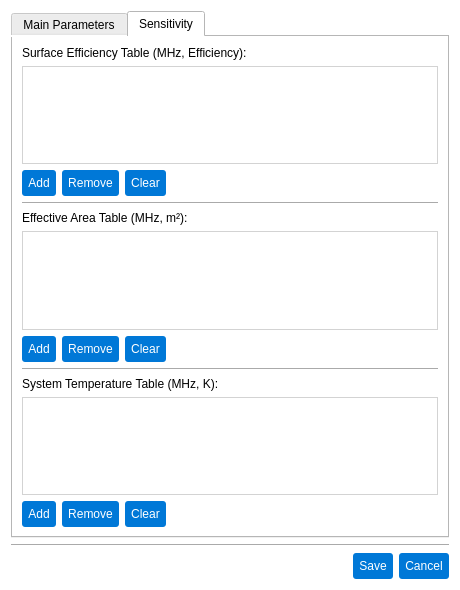
First picture: the form in pastrocore/gui_pyside/dialog_editor_telescope.ui, repository Torward1024/pAstroCORE, before the edit.
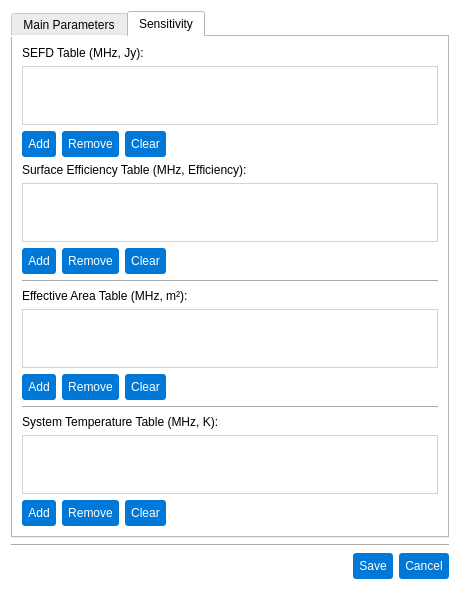
Second picture: the form after the edit. The open tabs and pages were chosen to show the change. Icons and pictures are not drawn.

What changed in the file:
```diff
--- a/pastrocore/gui_pyside/dialog_editor_telescope.ui
+++ b/pastrocore/gui_pyside/dialog_editor_telescope.ui
@@ -55,177 +55,10 @@
        <string>Main Parameters</string>
       </attribute>
       <layout class="QGridLayout" name="gridLayout">
-       <item row="2" column="0">
-        <widget class="QLabel" name="labelSefdTable">
-         <property name="font">
-          <font>
-           <family>Arial</family>
-           <pointsize>9</pointsize>
-           <bold>false</bold>
-          </font>
-         </property>
-         <property name="text">
-          <string>SEFD Table (MHz, Jy):</string>
-         </property>
-        </widget>
-       </item>
-       <item row="4" column="0">
-        <layout class="QHBoxLayout" name="sefdButtonLayout">
-         <item>
-          <widget class="QPushButton" name="addSefdButton">
-           <property name="styleSheet">
-            <string notr="true">QPushButton {
-    background-color: #0078d7;
-    color: #ffffff;
-    padding: 6px;
-    border-radius: 3px;
-    border: none;
-}
-QPushButton:hover {
-    background-color: #1a8cff; /* Светлее при наведении */
-}
-QPushButton:pressed {
-    background-color: #005bb5; /* Темнее при нажатии */
-    padding-top: 7px; /* Легкое смещение вниз для эффекта &quot;продавливания&quot; */
-    padding-bottom: 5px;
-}</string>
-           </property>
-           <property name="text">
-            <string>Add</string>
-           </property>
-          </widget>
-         </item>
-         <item>
-          <widget class="QPushButton" name="removeSefdButton">
-           <property name="styleSheet">
-            <string notr="true">QPushButton {
-    background-color: #0078d7;
-    color: #ffffff;
-    padding: 6px;
-    border-radius: 3px;
-    border: none;
-}
-QPushButton:hover {
-    background-color: #1a8cff; /* Светлее при наведении */
-}
-QPushButton:pressed {
-    background-color: #005bb5; /* Темнее при нажатии */
-    padding-top: 7px; /* Легкое смещение вниз для эффекта &quot;продавливания&quot; */
-    padding-bottom: 5px;
-}</string>
-           </property>
-           <property name="text">
-            <string>Remove</string>
-           </property>
-          </widget>
-         </item>
-         <item>
-          <widget class="QPushButton" name="clearSefdButton">
-           <property name="styleSheet">
-            <string notr="true">QPushButton {
-    background-color: #0078d7;
-    color: #ffffff;
-    padding: 6px;
-    border-radius: 3px;
-    border: none;
-}
-QPushButton:hover {
-    background-color: #1a8cff; /* Светлее при наведении */
-}
-QPushButton:pressed {
-    background-color: #005bb5; /* Темнее при нажатии */
-    padding-top: 7px; /* Легкое смещение вниз для эффекта &quot;продавливания&quot; */
-    padding-bottom: 5px;
-}</string>
-           </property>
-           <property name="text">
-            <string>Clear</string>
-           </property>
-          </widget>
-         </item>
-         <item>
-          <spacer name="horizontalSpacerSefd">
-           <property name="orientation">
-            <enum>Qt::Orientation::Horizontal</enum>
-           </property>
-           <property name="sizeHint" stdset="0">
-            <size>
-             <width>40</width>
-             <height>20</height>
-            </size>
-           </property>
-          </spacer>
-         </item>
-        </layout>
-       </item>
-       <item row="3" column="0">
-        <widget class="QTableView" name="sefdTable">
-         <property name="styleSheet">
-          <string notr="true">/* QTableView and QHeaderView styles for pAstroCORE */
-
-/* Table View */
-QTableView, QTableWidget {
-    background-color: #ffffff;
-    gridline-color: #d3d3d3;
-    color: #333333;
-    font-family: Arial, sans-serif;
-    font-size: 9pt;
-    border: 1px solid #d3d3d3; /* External border for table */
-}
-
-QTableView::item:selected, QTableWidget::item:selected {
-    background-color: #0078d7;
-    color: #ffffff;
-}
-
-QTableView::item:hover, QTableWidget::item:hover {
-    background-color: #1a8cff;
-    color: #ffffff;
-}
-
-/* Header View */
-QHeaderView {
-    background-color: #f9f9f9;
-    border: none; /* No external border to avoid doubling with QTableView */
-    border-bottom: 1px solid #d3d3d3; /* Bottom border to separate from content */
-}
-
-QHeaderView::section {
-    background-color: #f9f9f9;
-    color: #333333;
-    border-bottom: none; /* No bottom border, handled by QHeaderView */
-    border-right: none; /* Avoid doubling with adjacent sections */
-    border-left: none; /* Clean look */
-    border-top: none; /* Clean look */
-    padding: 4px;
-    font-family: Arial, sans-serif;
-    font-size: 9pt;
-}
-
-QHeaderView::section:horizontal {
-    border-right: 1px solid #d3d3d3; /* Separator between columns */
-}
-
-QHeaderView::section:vertical {
-    border-bottom: 1px solid #d3d3d3; /* Separator between rows */
-}
-
-QHeaderView::section:hover {
-    background-color: #1a8cff;
-    color: #ffffff;
-}</string>
-         </property>
-         <property name="editTriggers">
-          <set>QAbstractItemView::EditTrigger::DoubleClicked|QAbstractItemView::EditTrigger::EditKeyPressed</set>
-         </property>
-         <property name="alternatingRowColors">
-          <bool>true</bool>
-         </property>
-         <property name="selectionMode">
-          <enum>QAbstractItemView::SelectionMode::SingleSelection</enum>
-         </property>
-         <property name="selectionBehavior">
-          <enum>QAbstractItemView::SelectionBehavior::SelectRows</enum>
+       <item row="1" column="0">
+        <widget class="Line" name="line_4">
+         <property name="orientation">
+          <enum>Qt::Orientation::Horizontal</enum>
          </property>
         </widget>
        </item>
@@ -269,13 +102,6 @@
            </property>
           </widget>
          </item>
-         <item row="1" column="0">
-          <widget class="QLabel" name="labelName">
-           <property name="text">
-            <string>Name:</string>
-           </property>
-          </widget>
-         </item>
          <item row="1" column="1">
           <widget class="QLineEdit" name="nameEdit">
            <property name="styleSheet">
@@ -1551,23 +1377,33 @@
            </property>
           </widget>
          </item>
+         <item row="1" column="0">
+          <widget class="QLabel" name="labelName">
+           <property name="text">
+            <string>Name:</string>
+           </property>
+          </widget>
+         </item>
         </layout>
        </item>
-       <item row="1" column="0">
-        <widget class="Line" name="line_4">
-         <property name="orientation">
-          <enum>Qt::Orientation::Horizontal</enum>
-         </property>
-        </widget>
-       </item>
       </layout>
      </widget>
      <widget class="QWidget" name="tab_2">
+      <property name="enabled">
+       <bool>true</bool>
+      </property>
       <attribute name="title">
        <string>Sensitivity</string>
       </attribute>
       <layout class="QGridLayout" name="gridLayout_3">
-       <item row="0" column="0">
+       <item row="7" column="0" colspan="2">
+        <widget class="Line" name="line_2">
+         <property name="orientation">
+          <enum>Qt::Orientation::Horizontal</enum>
+         </property>
+        </widget>
+       </item>
+       <item row="4" column="0">
         <widget class="QLabel" name="labelSurfaceEfficiencyTable">
          <property name="font">
           <font>
@@ -1581,125 +1417,8 @@
          </property>
         </widget>
        </item>
-       <item row="8" column="0">
-        <widget class="QLabel" name="labelSystemTemperatureTable">
-         <property name="font">
-          <font>
-           <family>Arial</family>
-           <pointsize>9</pointsize>
-           <bold>false</bold>
-          </font>
-         </property>
-         <property name="text">
-          <string>System Temperature Table (MHz, K):</string>
-         </property>
-        </widget>
-       </item>
-       <item row="4" column="0">
-        <widget class="QLabel" name="labelEffectiveAreaTable">
-         <property name="font">
-          <font>
-           <family>Arial</family>
-           <pointsize>9</pointsize>
-           <bold>false</bold>
-          </font>
-         </property>
-         <property name="text">
-          <string>Effective Area Table (MHz, m²):</string>
-         </property>
-        </widget>
-       </item>
-       <item row="10" column="0">
-        <layout class="QHBoxLayout" name="systemTemperatureButtonLayout">
-         <item>
-          <widget class="QPushButton" name="addSystemTemperatureButton">
-           <property name="styleSheet">
-            <string notr="true">QPushButton {
-    background-color: #0078d7;
-    color: #ffffff;
-    padding: 6px;
-    border-radius: 3px;
-    border: none;
-}
-QPushButton:hover {
-    background-color: #1a8cff; /* Светлее при наведении */
-}
-QPushButton:pressed {
-    background-color: #005bb5; /* Темнее при нажатии */
-    padding-top: 7px; /* Легкое смещение вниз для эффекта &quot;продавливания&quot; */
-    padding-bottom: 5px;
-}</string>
-           </property>
-           <property name="text">
-            <string>Add</string>
-           </property>
-          </widget>
-         </item>
-         <item>
-          <widget class="QPushButton" name="removeSystemTemperatureButton">
-           <property name="styleSheet">
-            <string notr="true">QPushButton {
-    background-color: #0078d7;
-    color: #ffffff;
-    padding: 6px;
-    border-radius: 3px;
-    border: none;
-}
-QPushButton:hover {
-    background-color: #1a8cff; /* Светлее при наведении */
-}
-QPushButton:pressed {
-    background-color: #005bb5; /* Темнее при нажатии */
-    padding-top: 7px; /* Легкое смещение вниз для эффекта &quot;продавливания&quot; */
-    padding-bottom: 5px;
-}</string>
-           </property>
-           <property name="text">
-            <string>Remove</string>
-           </property>
-          </widget>
-         </item>
-         <item>
-          <widget class="QPushButton" name="clearSystemTemperatureButton">
-           <property name="styleSheet">
-            <string notr="true">QPushButton {
-    background-color: #0078d7;
-    color: #ffffff;
-    padding: 6px;
-    border-radius: 3px;
-    border: none;
-}
-QPushButton:hover {
-    background-color: #1a8cff; /* Светлее при наведении */
-}
-QPushButton:pressed {
-    background-color: #005bb5; /* Темнее при нажатии */
-    padding-top: 7px; /* Легкое смещение вниз для эффекта &quot;продавливания&quot; */
-    padding-bottom: 5px;
-}</string>
-           </property>
-           <property name="text">
-            <string>Clear</string>
-           </property>
-          </widget>
-         </item>
-         <item>
-          <spacer name="horizontalSpacerSystemTemperature">
-           <property name="orientation">
-            <enum>Qt::Orientation::Horizontal</enum>
-           </property>
-           <property name="sizeHint" stdset="0">
-            <size>
-             <width>40</width>
-             <height>20</height>
-            </size>
-           </property>
-          </spacer>
-         </item>
-        </layout>
-       </item>
-       <item row="5" column="0">
-        <widget class="QTableView" name="effectiveAreaTable">
+       <item row="2" column="0" colspan="2">
+        <widget class="QTableView" name="sefdTable">
          <property name="styleSheet">
           <string notr="true">/* QTableView and QHeaderView styles for pAstroCORE */
 
@@ -1769,78 +1488,21 @@
          </property>
         </widget>
        </item>
-       <item row="9" column="0">
-        <widget class="QTableView" name="systemTemperatureTable">
-         <property name="styleSheet">
-          <string notr="true">/* QTableView and QHeaderView styles for pAstroCORE */
-
-/* Table View */
-QTableView, QTableWidget {
-    background-color: #ffffff;
-    gridline-color: #d3d3d3;
-    color: #333333;
-    font-family: Arial, sans-serif;
-    font-size: 9pt;
-    border: 1px solid #d3d3d3; /* External border for table */
-}
-
-QTableView::item:selected, QTableWidget::item:selected {
-    background-color: #0078d7;
-    color: #ffffff;
-}
-
-QTableView::item:hover, QTableWidget::item:hover {
-    background-color: #1a8cff;
-    color: #ffffff;
-}
-
-/* Header View */
-QHeaderView {
-    background-color: #f9f9f9;
-    border: none; /* No external border to avoid doubling with QTableView */
-    border-bottom: 1px solid #d3d3d3; /* Bottom border to separate from content */
-}
-
-QHeaderView::section {
-    background-color: #f9f9f9;
-    color: #333333;
-    border-bottom: none; /* No bottom border, handled by QHeaderView */
-    border-right: none; /* Avoid doubling with adjacent sections */
-    border-left: none; /* Clean look */
-    border-top: none; /* Clean look */
-    padding: 4px;
-    font-family: Arial, sans-serif;
-    font-size: 9pt;
-}
-
-QHeaderView::section:horizontal {
-    border-right: 1px solid #d3d3d3; /* Separator between columns */
-}
-
-QHeaderView::section:vertical {
-    border-bottom: 1px solid #d3d3d3; /* Separator between rows */
-}
-
-QHeaderView::section:hover {
-    background-color: #1a8cff;
-    color: #ffffff;
-}</string>
+       <item row="0" column="0">
+        <widget class="QLabel" name="labelSefdTable">
+         <property name="font">
+          <font>
+           <family>Arial</family>
+           <pointsize>9</pointsize>
+           <bold>false</bold>
+          </font>
          </property>
-         <property name="editTriggers">
-          <set>QAbstractItemView::EditTrigger::DoubleClicked|QAbstractItemView::EditTrigger::EditKeyPressed</set>
+         <property name="text">
+          <string>SEFD Table (MHz, Jy):</string>
          </property>
-         <property name="alternatingRowColors">
-          <bool>true</bool>
-         </property>
-         <property name="selectionMode">
-          <enum>QAbstractItemView::SelectionMode::SingleSelection</enum>
-         </property>
-         <property name="selectionBehavior">
-          <enum>QAbstractItemView::SelectionBehavior::SelectRows</enum>
-         </property>
         </widget>
        </item>
-       <item row="1" column="0">
+       <item row="5" column="0" colspan="2">
         <widget class="QTableView" name="surfaceEfficiencyTable">
          <property name="autoFillBackground">
           <bool>false</bool>
@@ -1914,7 +1576,156 @@
          </property>
         </widget>
        </item>
-       <item row="6" column="0">
+       <item row="9" column="0" colspan="2">
+        <widget class="QTableView" name="effectiveAreaTable">
+         <property name="styleSheet">
+          <string notr="true">/* QTableView and QHeaderView styles for pAstroCORE */
+
+/* Table View */
+QTableView, QTableWidget {
+    background-color: #ffffff;
+    gridline-color: #d3d3d3;
+    color: #333333;
+    font-family: Arial, sans-serif;
+    font-size: 9pt;
+    border: 1px solid #d3d3d3; /* External border for table */
+}
+
+QTableView::item:selected, QTableWidget::item:selected {
+    background-color: #0078d7;
+    color: #ffffff;
+}
+
+QTableView::item:hover, QTableWidget::item:hover {
+    background-color: #1a8cff;
+    color: #ffffff;
+}
+
+/* Header View */
+QHeaderView {
+    background-color: #f9f9f9;
+    border: none; /* No external border to avoid doubling with QTableView */
+    border-bottom: 1px solid #d3d3d3; /* Bottom border to separate from content */
+}
+
+QHeaderView::section {
+    background-color: #f9f9f9;
+    color: #333333;
+    border-bottom: none; /* No bottom border, handled by QHeaderView */
+    border-right: none; /* Avoid doubling with adjacent sections */
+    border-left: none; /* Clean look */
+    border-top: none; /* Clean look */
+    padding: 4px;
+    font-family: Arial, sans-serif;
+    font-size: 9pt;
+}
+
+QHeaderView::section:horizontal {
+    border-right: 1px solid #d3d3d3; /* Separator between columns */
+}
+
+QHeaderView::section:vertical {
+    border-bottom: 1px solid #d3d3d3; /* Separator between rows */
+}
+
+QHeaderView::section:hover {
+    background-color: #1a8cff;
+    color: #ffffff;
+}</string>
+         </property>
+         <property name="editTriggers">
+          <set>QAbstractItemView::EditTrigger::DoubleClicked|QAbstractItemView::EditTrigger::EditKeyPressed</set>
+         </property>
+         <property name="alternatingRowColors">
+          <bool>true</bool>
+         </property>
+         <property name="selectionMode">
+          <enum>QAbstractItemView::SelectionMode::SingleSelection</enum>
+         </property>
+         <property name="selectionBehavior">
+          <enum>QAbstractItemView::SelectionBehavior::SelectRows</enum>
+         </property>
+        </widget>
+       </item>
+       <item row="11" column="0" colspan="2">
+        <widget class="Line" name="line">
+         <property name="orientation">
+          <enum>Qt::Orientation::Horizontal</enum>
+         </property>
+        </widget>
+       </item>
+       <item row="13" column="0" colspan="2">
+        <widget class="QTableView" name="systemTemperatureTable">
+         <property name="styleSheet">
+          <string notr="true">/* QTableView and QHeaderView styles for pAstroCORE */
+
+/* Table View */
+QTableView, QTableWidget {
+    background-color: #ffffff;
+    gridline-color: #d3d3d3;
+    color: #333333;
+    font-family: Arial, sans-serif;
+    font-size: 9pt;
+    border: 1px solid #d3d3d3; /* External border for table */
+}
+
+QTableView::item:selected, QTableWidget::item:selected {
+    background-color: #0078d7;
+    color: #ffffff;
+}
+
+QTableView::item:hover, QTableWidget::item:hover {
+    background-color: #1a8cff;
+    color: #ffffff;
+}
+
+/* Header View */
+QHeaderView {
+    background-color: #f9f9f9;
+    border: none; /* No external border to avoid doubling with QTableView */
+    border-bottom: 1px solid #d3d3d3; /* Bottom border to separate from content */
+}
+
+QHeaderView::section {
+    background-color: #f9f9f9;
+    color: #333333;
+    border-bottom: none; /* No bottom border, handled by QHeaderView */
+    border-right: none; /* Avoid doubling with adjacent sections */
+    border-left: none; /* Clean look */
+    border-top: none; /* Clean look */
+    padding: 4px;
+    font-family: Arial, sans-serif;
+    font-size: 9pt;
+}
+
+QHeaderView::section:horizontal {
+    border-right: 1px solid #d3d3d3; /* Separator between columns */
+}
+
+QHeaderView::section:vertical {
+    border-bottom: 1px solid #d3d3d3; /* Separator between rows */
+}
+
+QHeaderView::section:hover {
+    background-color: #1a8cff;
+    color: #ffffff;
+}</string>
+         </property>
+         <property name="editTriggers">
+          <set>QAbstractItemView::EditTrigger::DoubleClicked|QAbstractItemView::EditTrigger::EditKeyPressed</set>
+         </property>
+         <property name="alternatingRowColors">
+          <bool>true</bool>
+         </property>
+         <property name="selectionMode">
+          <enum>QAbstractItemView::SelectionMode::SingleSelection</enum>
+         </property>
+         <property name="selectionBehavior">
+          <enum>QAbstractItemView::SelectionBehavior::SelectRows</enum>
+         </property>
+        </widget>
+       </item>
+       <item row="10" column="0" colspan="2">
         <layout class="QHBoxLayout" name="effectiveAreaButtonLayout">
          <item>
           <widget class="QPushButton" name="addEffectiveAreaButton">
@@ -2003,14 +1814,7 @@
          </item>
         </layout>
        </item>
-       <item row="7" column="0">
-        <widget class="Line" name="line">
-         <property name="orientation">
-          <enum>Qt::Orientation::Horizontal</enum>
-         </property>
-        </widget>
-       </item>
-       <item row="2" column="0">
+       <item row="6" column="0" colspan="2">
         <layout class="QHBoxLayout" name="surfaceEfficiencyButtonLayout">
          <item>
           <widget class="QPushButton" name="addSurfaceEfficiencyButton">
@@ -2099,17 +1903,223 @@
          </item>
         </layout>
        </item>
+       <item row="12" column="0" colspan="2">
+        <widget class="QLabel" name="labelSystemTemperatureTable">
+         <property name="font">
+          <font>
+           <family>Arial</family>
+           <pointsize>9</pointsize>
+           <bold>false</bold>
+          </font>
+         </property>
+         <property name="text">
+          <string>System Temperature Table (MHz, K):</string>
+         </property>
+        </widget>
+       </item>
+       <item row="14" column="0" colspan="2">
+        <layout class="QHBoxLayout" name="systemTemperatureButtonLayout">
+         <item>
+          <widget class="QPushButton" name="addSystemTemperatureButton">
+           <property name="styleSheet">
+            <string notr="true">QPushButton {
+    background-color: #0078d7;
+    color: #ffffff;
+    padding: 6px;
+    border-radius: 3px;
+    border: none;
+}
+QPushButton:hover {
+    background-color: #1a8cff; /* Светлее при наведении */
+}
+QPushButton:pressed {
+    background-color: #005bb5; /* Темнее при нажатии */
+    padding-top: 7px; /* Легкое смещение вниз для эффекта &quot;продавливания&quot; */
+    padding-bottom: 5px;
+}</string>
+           </property>
+           <property name="text">
+            <string>Add</string>
+           </property>
+          </widget>
+         </item>
+         <item>
+          <widget class="QPushButton" name="removeSystemTemperatureButton">
+           <property name="styleSheet">
+            <string notr="true">QPushButton {
+    background-color: #0078d7;
+    color: #ffffff;
+    padding: 6px;
+    border-radius: 3px;
+    border: none;
+}
+QPushButton:hover {
+    background-color: #1a8cff; /* Светлее при наведении */
+}
+QPushButton:pressed {
+    background-color: #005bb5; /* Темнее при нажатии */
+    padding-top: 7px; /* Легкое смещение вниз для эффекта &quot;продавливания&quot; */
+    padding-bottom: 5px;
+}</string>
+           </property>
+           <property name="text">
+            <string>Remove</string>
+           </property>
+          </widget>
+         </item>
+         <item>
+          <widget class="QPushButton" name="clearSystemTemperatureButton">
+           <property name="styleSheet">
+            <string notr="true">QPushButton {
+    background-color: #0078d7;
+    color: #ffffff;
+    padding: 6px;
+    border-radius: 3px;
+    border: none;
+}
+QPushButton:hover {
+    background-color: #1a8cff; /* Светлее при наведении */
+}
+QPushButton:pressed {
+    background-color: #005bb5; /* Темнее при нажатии */
+    padding-top: 7px; /* Легкое смещение вниз для эффекта &quot;продавливания&quot; */
+    padding-bottom: 5px;
+}</string>
+           </property>
+           <property name="text">
+            <string>Clear</string>
+           </property>
+          </widget>
+         </item>
+         <item>
+          <spacer name="horizontalSpacerSystemTemperature">
+           <property name="orientation">
+            <enum>Qt::Orientation::Horizontal</enum>
+           </property>
+           <property name="sizeHint" stdset="0">
+            <size>
+             <width>40</width>
+             <height>20</height>
+            </size>
+           </property>
+          </spacer>
+         </item>
+        </layout>
+       </item>
+       <item row="8" column="0" colspan="2">
+        <widget class="QLabel" name="labelEffectiveAreaTable">
+         <property name="font">
+          <font>
+           <family>Arial</family>
+           <pointsize>9</pointsize>
+           <bold>false</bold>
+          </font>
+         </property>
+         <property name="text">
+          <string>Effective Area Table (MHz, m²):</string>
+         </property>
+        </widget>
+       </item>
        <item row="3" column="0">
-        <widget class="Line" name="line_2">
-         <property name="orientation">
-          <enum>Qt::Orientation::Horizontal</enum>
-         </property>
-        </widget>
+        <layout class="QHBoxLayout" name="sefdButtonLayout">
+         <item>
+          <widget class="QPushButton" name="addSefdButton">
+           <property name="styleSheet">
+            <string notr="true">QPushButton {
+    background-color: #0078d7;
+    color: #ffffff;
+    padding: 6px;
+    border-radius: 3px;
+    border: none;
+}
+QPushButton:hover {
+    background-color: #1a8cff; /* Светлее при наведении */
+}
+QPushButton:pressed {
+    background-color: #005bb5; /* Темнее при нажатии */
+    padding-top: 7px; /* Легкое смещение вниз для эффекта &quot;продавливания&quot; */
+    padding-bottom: 5px;
+}</string>
+           </property>
+           <property name="text">
+            <string>Add</string>
+           </property>
+          </widget>
+         </item>
+         <item>
+          <widget class="QPushButton" name="removeSefdButton">
+           <property name="styleSheet">
+            <string notr="true">QPushButton {
+    background-color: #0078d7;
+    color: #ffffff;
+    padding: 6px;
+    border-radius: 3px;
+    border: none;
+}
+QPushButton:hover {
+    background-color: #1a8cff; /* Светлее при наведении */
+}
+QPushButton:pressed {
+    background-color: #005bb5; /* Темнее при нажатии */
+    padding-top: 7px; /* Легкое смещение вниз для эффекта &quot;продавливания&quot; */
+    padding-bottom: 5px;
+}</string>
+           </property>
+           <property name="text">
+            <string>Remove</string>
+           </property>
+          </widget>
+         </item>
+         <item>
+          <widget class="QPushButton" name="clearSefdButton">
+           <property name="styleSheet">
+            <string notr="true">QPushButton {
+    background-color: #0078d7;
+    color: #ffffff;
+    padding: 6px;
+    border-radius: 3px;
+    border: none;
+}
+QPushButton:hover {
+    background-color: #1a8cff; /* Светлее при наведении */
+}
+QPushButton:pressed {
+    background-color: #005bb5; /* Темнее при нажатии */
+    padding-top: 7px; /* Легкое смещение вниз для эффекта &quot;продавливания&quot; */
+    padding-bottom: 5px;
+}</string>
+           </property>
+           <property name="text">
+            <string>Clear</string>
+           </property>
+          </widget>
+         </item>
+         <item>
+          <spacer name="horizontalSpacerSefd">
+           <property name="orientation">
+            <enum>Qt::Orientation::Horizontal</enum>
+           </property>
+           <property name="sizeHint" stdset="0">
+            <size>
+             <width>40</width>
+             <height>20</height>
+            </size>
+           </property>
+          </spacer>
+         </item>
+        </layout>
        </item>
       </layout>
      </widget>
     </widget>
    </item>
+   <item row="1" column="0">
+    <widget class="Line" name="line_3">
+     <property name="orientation">
+      <enum>Qt::Orientation::Horizontal</enum>
+     </property>
+    </widget>
+   </item>
    <item row="2" column="0">
     <layout class="QHBoxLayout" name="buttonLayout">
      <item>
@@ -2175,13 +2185,6 @@
      </item>
     </layout>
    </item>
-   <item row="1" column="0">
-    <widget class="Line" name="line_3">
-     <property name="orientation">
-      <enum>Qt::Orientation::Horizontal</enum>
-     </property>
-    </widget>
-   </item>
   </layout>
  </widget>
  <resources>
```
